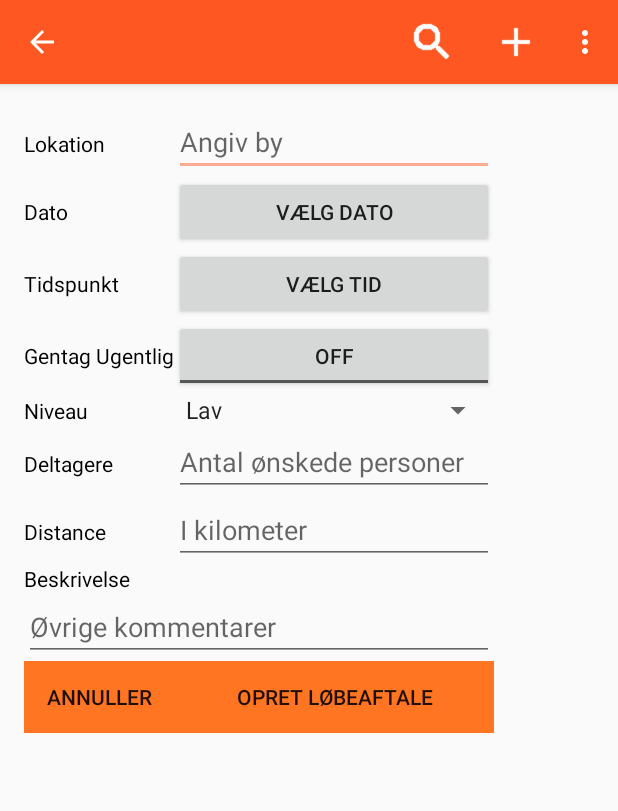
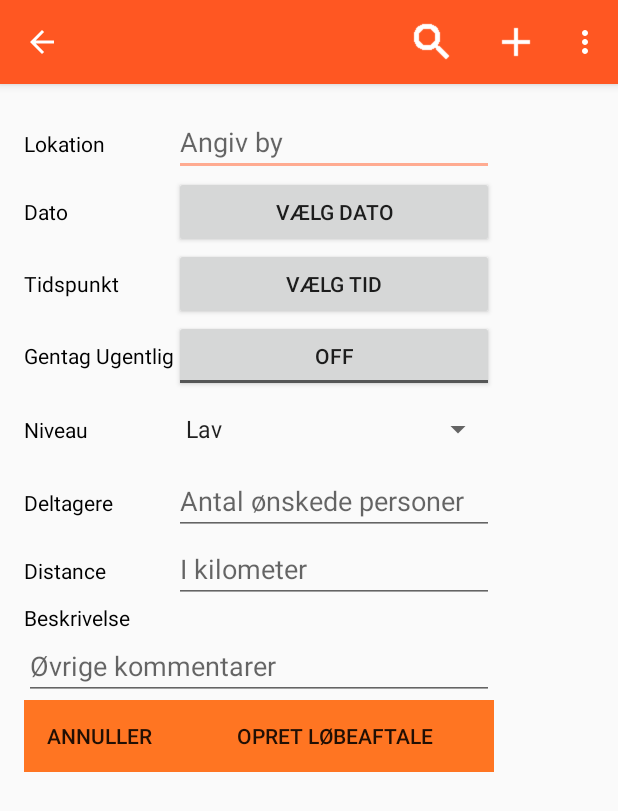
Before and after one commit to nikookholm/runn, an Android app: the CreateAgreement screen opened directly, with no data from a screen before it, on a phone screen of 412 x 824 dp. Shown: the top 811 px of the screen. Run offline under Robolectric (Android 15) with nearby library versions, the phone set to English and light mode, and no system bars.

Commit message:
opdateringer til createAgreemnt

```diff
--- a/app/src/main/java/s112011/runn/CreateAgreement.java
+++ b/app/src/main/java/s112011/runn/CreateAgreement.java
@@ -36,6 +36,8 @@ public class CreateAgreement extends AppCompatActivity implements AdapterView.On
         super.onCreate(savedInstanceState);
         setContentView(R.layout.activity_create_agreement);
 
+        getSupportActionBar().setDisplayHomeAsUpEnabled(true);
+
         //Spinner
         Spinner spinner = (Spinner) findViewById(R.id.spinnerNiveau);
         spinner.setOnItemSelectedListener(this);
@@ -45,7 +47,6 @@ public class CreateAgreement extends AppCompatActivity implements AdapterView.On
         categories.add("Høj");
         ArrayAdapter<String> dataAdapter = new ArrayAdapter<String>(this, android.R.layout.simple_spinner_item, categories);
         spinner.setAdapter(dataAdapter);
-        getSupportActionBar().setDisplayHomeAsUpEnabled(true);
 
         calendar = Calendar.getInstance();
 
--- a/app/src/main/res/layout/activity_create_agreement.xml
+++ b/app/src/main/res/layout/activity_create_agreement.xml
@@ -119,7 +119,9 @@
                     android:id="@+id/textViewNiveau"
                     android:layout_column="0"
                     android:layout_row="4"
-                    android:textColor="#000000" />
+                    android:textColor="#000000"
+                    android:paddingTop="15dp"
+                    android:paddingBottom="15dp" />
 
                 <Spinner
                     android:layout_width="wrap_content"
--- a/app/src/main/res/layout/fragment_agreement_view.xml
+++ b/app/src/main/res/layout/fragment_agreement_view.xml
@@ -121,7 +121,7 @@
         android:layout_height="wrap_content"
         android:text="Deltag i løbeaftale"
         android:id="@+id/button2"
-        android:padding="10dp"
+        android:padding="5dp"
         android:background="#FF5722"
         android:layout_centerHorizontal="true"
         android:enabled="true"
```
